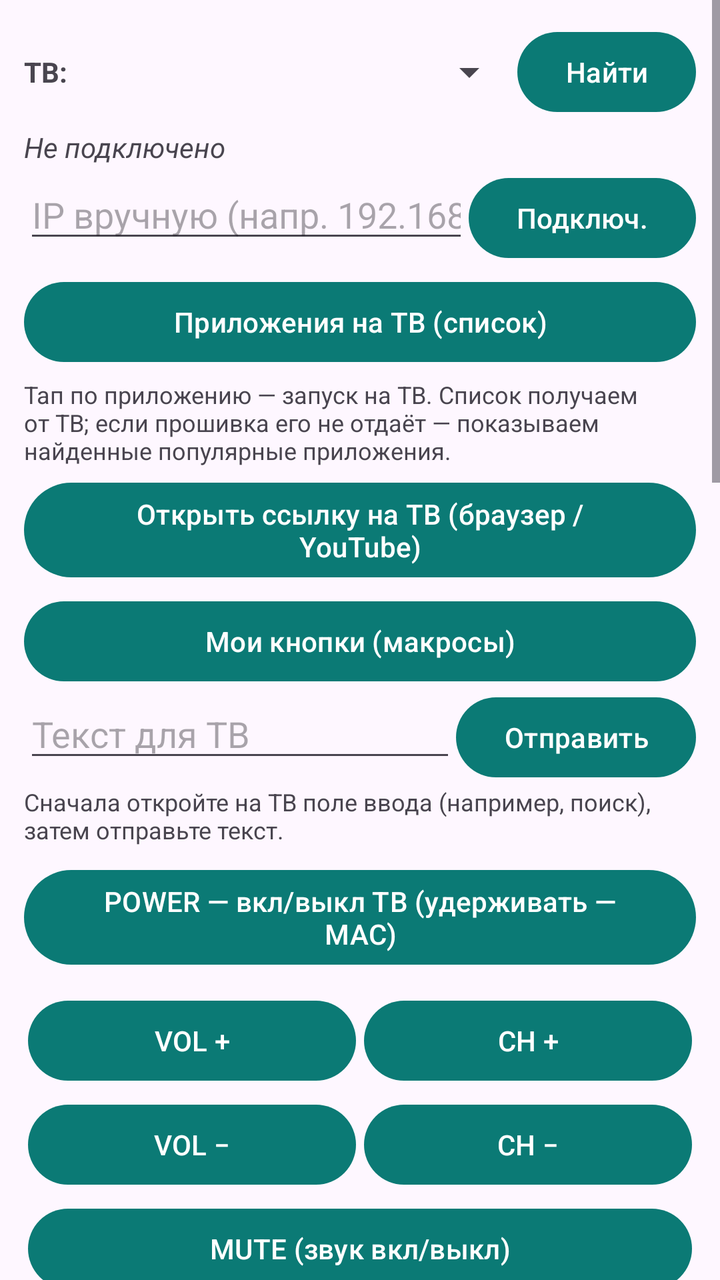
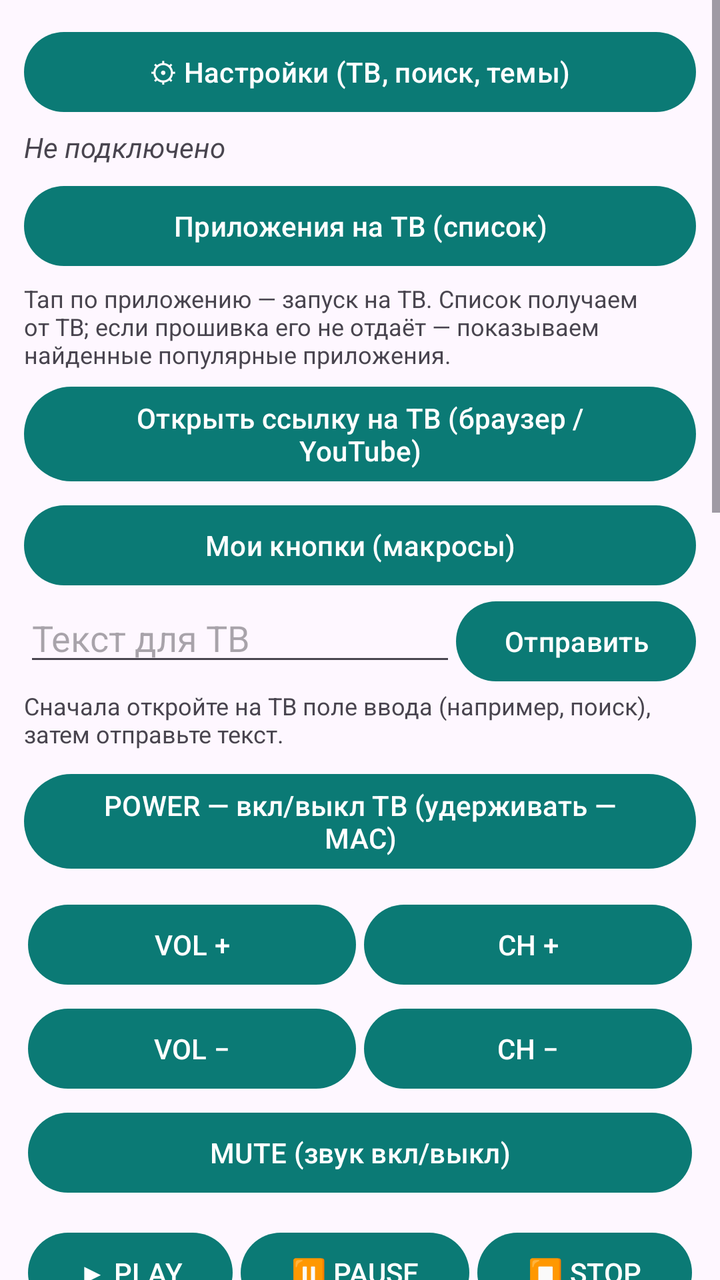

Compare the two renders of this Android layout. The source of the first and the diff that turns it into the second are given below.
<!-- AndroidManifest.xml: application theme Theme.TizenPult -->
<!-- res/layout/activity_main.xml -->
<?xml version="1.0" encoding="utf-8"?>
<ScrollView xmlns:android="http://schemas.android.com/apk/res/android"
    android:layout_width="match_parent"
    android:layout_height="match_parent"
    android:fillViewport="true">

    <LinearLayout
        android:layout_width="match_parent"
        android:layout_height="wrap_content"
        android:orientation="vertical"
        android:padding="12dp">

        
        <LinearLayout
            android:layout_width="match_parent"
            android:layout_height="wrap_content"
            android:gravity="center_vertical"
            android:orientation="horizontal">

            <TextView
                android:layout_width="wrap_content"
                android:layout_height="wrap_content"
                android:paddingEnd="6dp"
                android:text="ТВ:"
                android:textStyle="bold" />

            <Spinner
                android:id="@+id/tvSpinner"
                android:layout_width="0dp"
                android:layout_height="wrap_content"
                android:layout_weight="1" />

            <Button
                android:id="@+id/btnFind"
                android:layout_width="wrap_content"
                android:layout_height="wrap_content"
                android:text="Найти" />
        </LinearLayout>

        <TextView
            android:id="@+id/statusView"
            android:layout_width="match_parent"
            android:layout_height="wrap_content"
            android:paddingTop="4dp"
            android:paddingBottom="2dp"
            android:text="Не подключено"
            android:textStyle="italic" />

        
        <TextView
            android:id="@+id/tvNowView"
            android:layout_width="match_parent"
            android:layout_height="wrap_content"
            android:paddingBottom="2dp"
            android:textColor="#1B5E20"
            android:textSize="13sp"
            android:textStyle="bold"
            android:visibility="gone"
            android:text="На ТВ:" />

        
        <LinearLayout
            android:layout_width="match_parent"
            android:layout_height="wrap_content"
            android:orientation="horizontal">

            <EditText
                android:id="@+id/ipInput"
                android:layout_width="0dp"
                android:layout_height="wrap_content"
                android:layout_weight="1"
                android:hint="IP вручную (напр. 192.168.1.225)"
                android:inputType="text"
                android:maxLines="1" />

            <Button
                android:id="@+id/btnConnect"
                android:layout_width="wrap_content"
                android:layout_height="wrap_content"
                android:text="Подключ." />
        </LinearLayout>

        
        <Button
            android:id="@+id/btnApps"
            android:layout_width="match_parent"
            android:layout_height="wrap_content"
            android:layout_marginTop="4dp"
            android:text="Приложения на ТВ (список)" />

        <TextView
            android:layout_width="match_parent"
            android:layout_height="wrap_content"
            android:paddingTop="4dp"
            android:text="Тап по приложению — запуск на ТВ. Список получаем от ТВ; если прошивка его не отдаёт — показываем найденные популярные приложения."
            android:textSize="12sp" />

        
        <Button
            android:id="@+id/btnUrl"
            android:layout_width="match_parent"
            android:layout_height="wrap_content"
            android:layout_marginTop="4dp"
            android:text="Открыть ссылку на ТВ (браузер / YouTube)" />

        
        <Button
            android:id="@+id/btnMacros"
            android:layout_width="match_parent"
            android:layout_height="wrap_content"
            android:layout_marginTop="4dp"
            android:text="Мои кнопки (макросы)" />

        <HorizontalScrollView
            android:layout_width="match_parent"
            android:layout_height="wrap_content"
            android:scrollbars="none">

            <LinearLayout
                android:id="@+id/macrosRow"
                android:layout_width="wrap_content"
                android:layout_height="wrap_content"
                android:orientation="horizontal"
                android:visibility="gone" />
        </HorizontalScrollView>

        
        <LinearLayout
            android:layout_width="match_parent"
            android:layout_height="wrap_content"
            android:orientation="horizontal">

            <EditText
                android:id="@+id/textInput"
                android:layout_width="0dp"
                android:layout_height="wrap_content"
                android:layout_weight="1"
                android:hint="Текст для ТВ"
                android:inputType="text"
                android:maxLines="1" />

            <Button
                android:id="@+id/btnSendText"
                android:layout_width="wrap_content"
                android:layout_height="wrap_content"
                android:text="Отправить" />
        </LinearLayout>

        <TextView
            android:layout_width="match_parent"
            android:layout_height="wrap_content"
            android:text="Сначала откройте на ТВ поле ввода (например, поиск), затем отправьте текст."
            android:textSize="12sp" />

        
        <Button
            android:id="@+id/btnPowerOn"
            android:layout_width="match_parent"
            android:layout_height="wrap_content"
            android:layout_marginTop="8dp"
            android:text="POWER — вкл/выкл ТВ (удерживать — MAC)" />

        
        <TableLayout
            android:layout_width="match_parent"
            android:layout_height="wrap_content"
            android:layout_marginTop="8dp">

            <TableRow android:weightSum="2">
                <Button
                    android:layout_width="match_parent"
                    android:layout_height="wrap_content"
                    android:layout_weight="1"
                    android:layout_margin="2dp"
                    android:onClick="onKeyClick"
                    android:tag="KEY_VOLUP"
                    android:text="VOL +" />
                <Button
                    android:layout_width="match_parent"
                    android:layout_height="wrap_content"
                    android:layout_weight="1"
                    android:layout_margin="2dp"
                    android:onClick="onKeyClick"
                    android:tag="KEY_CHUP"
                    android:text="CH +" />
            </TableRow>

            <TableRow android:weightSum="2">
                <Button
                    android:layout_width="match_parent"
                    android:layout_height="wrap_content"
                    android:layout_weight="1"
                    android:layout_margin="2dp"
                    android:onClick="onKeyClick"
                    android:tag="KEY_VOLDOWN"
                    android:text="VOL −" />
                <Button
                    android:layout_width="match_parent"
                    android:layout_height="wrap_content"
                    android:layout_weight="1"
                    android:layout_margin="2dp"
                    android:onClick="onKeyClick"
                    android:tag="KEY_CHDOWN"
                    android:text="CH −" />
            </TableRow>
        </TableLayout>

        <Button
            android:layout_width="match_parent"
            android:layout_height="wrap_content"
            android:layout_margin="2dp"
            android:onClick="onKeyClick"
            android:tag="KEY_MUTE"
            android:text="MUTE (звук вкл/выкл)" />

        
        <TableLayout
            android:layout_width="match_parent"
            android:layout_height="wrap_content"
            android:layout_marginTop="8dp">

            <TableRow android:weightSum="3">
                <Button
                    android:layout_width="match_parent"
                    android:layout_height="wrap_content"
                    android:layout_weight="1"
                    android:layout_margin="2dp"
                    android:onClick="onKeyClick"
                    android:tag="KEY_PLAY"
                    android:text="▶ PLAY" />
                <Button
                    android:layout_width="match_parent"
                    android:layout_height="wrap_content"
                    android:layout_weight="1"
                    android:layout_margin="2dp"
                    android:onClick="onKeyClick"
                    android:tag="KEY_PAUSE"
                    android:text="⏸ PAUSE" />
                <Button
                    android:layout_width="match_parent"
                    android:layout_height="wrap_content"
                    android:layout_weight="1"
                    android:layout_margin="2dp"
                    android:onClick="onKeyClick"
                    android:tag="KEY_STOP"
                    android:text="⏹ STOP" />
            </TableRow>

            <TableRow android:weightSum="2">
                <Button
                    android:layout_width="match_parent"
                    android:layout_height="wrap_content"
                    android:layout_weight="1"
                    android:layout_margin="2dp"
                    android:onClick="onKeyClick"
                    android:tag="KEY_REW"
                    android:text="⏪ REW" />
                <Button
                    android:layout_width="match_parent"
                    android:layout_height="wrap_content"
                    android:layout_weight="1"
                    android:layout_margin="2dp"
                    android:onClick="onKeyClick"
                    android:tag="KEY_FF"
                    android:text="⏩ FF" />
            </TableRow>
        </TableLayout>

        
        <TableLayout
            android:layout_width="match_parent"
            android:layout_height="wrap_content"
            android:layout_marginTop="8dp">

            <TableRow android:weightSum="3">
                <Button android:layout_width="match_parent" android:layout_height="wrap_content" android:layout_weight="1" android:layout_margin="2dp" android:onClick="onKeyClick" android:tag="KEY_1" android:text="1" />
                <Button android:layout_width="match_parent" android:layout_height="wrap_content" android:layout_weight="1" android:layout_margin="2dp" android:onClick="onKeyClick" android:tag="KEY_2" android:text="2" />
                <Button android:layout_width="match_parent" android:layout_height="wrap_content" android:layout_weight="1" android:layout_margin="2dp" android:onClick="onKeyClick" android:tag="KEY_3" android:text="3" />
            </TableRow>

            <TableRow android:weightSum="3">
                <Button android:layout_width="match_parent" android:layout_height="wrap_content" android:layout_weight="1" android:layout_margin="2dp" android:onClick="onKeyClick" android:tag="KEY_4" android:text="4" />
                <Button android:layout_width="match_parent" android:layout_height="wrap_content" android:layout_weight="1" android:layout_margin="2dp" android:onClick="onKeyClick" android:tag="KEY_5" android:text="5" />
                <Button android:layout_width="match_parent" android:layout_height="wrap_content" android:layout_weight="1" android:layout_margin="2dp" android:onClick="onKeyClick" android:tag="KEY_6" android:text="6" />
            </TableRow>

            <TableRow android:weightSum="3">
                <Button android:layout_width="match_parent" android:layout_height="wrap_content" android:layout_weight="1" android:layout_margin="2dp" android:onClick="onKeyClick" android:tag="KEY_7" android:text="7" />
                <Button android:layout_width="match_parent" android:layout_height="wrap_content" android:layout_weight="1" android:layout_margin="2dp" android:onClick="onKeyClick" android:tag="KEY_8" android:text="8" />
                <Button android:layout_width="match_parent" android:layout_height="wrap_content" android:layout_weight="1" android:layout_margin="2dp" android:onClick="onKeyClick" android:tag="KEY_9" android:text="9" />
            </TableRow>

            <TableRow android:weightSum="3">
                <Button android:layout_width="match_parent" android:layout_height="wrap_content" android:layout_weight="1" android:layout_margin="2dp" android:onClick="onKeyClick" android:tag="KEY_PRECH" android:text="Пред. кан." />
                <Button android:layout_width="match_parent" android:layout_height="wrap_content" android:layout_weight="1" android:layout_margin="2dp" android:onClick="onKeyClick" android:tag="KEY_0" android:text="0" />
                <Button android:layout_width="match_parent" android:layout_height="wrap_content" android:layout_weight="1" android:layout_margin="2dp" android:onClick="onKeyClick" android:tag="KEY_CHLIST" android:text="Список кан." />
            </TableRow>

            <TableRow android:weightSum="2">
                <Button
                    android:layout_width="match_parent"
                    android:layout_height="wrap_content"
                    android:layout_weight="1"
                    android:layout_margin="2dp"
                    android:onClick="onKeyClick"
                    android:tag="KEY_GUIDE"
                    android:text="GUIDE" />
                <Button
                    android:layout_width="match_parent"
                    android:layout_height="wrap_content"
                    android:layout_weight="1"
                    android:layout_margin="2dp"
                    android:onClick="onKeyClick"
                    android:tag="KEY_INFO"
                    android:text="INFO" />
            </TableRow>
        </TableLayout>

        
        <TableLayout
            android:layout_width="match_parent"
            android:layout_height="wrap_content"
            android:layout_marginTop="8dp">

            <TableRow android:weightSum="3">
                <Space android:layout_weight="1" />
                <Button
                    android:layout_width="match_parent"
                    android:layout_height="wrap_content"
                    android:layout_weight="1"
                    android:layout_margin="2dp"
                    android:onClick="onKeyClick"
                    android:tag="KEY_UP"
                    android:text="▲" />
                <Space android:layout_weight="1" />
            </TableRow>

            <TableRow android:weightSum="3">
                <Button
                    android:layout_width="match_parent"
                    android:layout_height="wrap_content"
                    android:layout_weight="1"
                    android:layout_margin="2dp"
                    android:onClick="onKeyClick"
                    android:tag="KEY_LEFT"
                    android:text="◀" />
                <Button
                    android:layout_width="match_parent"
                    android:layout_height="wrap_content"
                    android:layout_weight="1"
                    android:layout_margin="2dp"
                    android:onClick="onKeyClick"
                    android:tag="KEY_ENTER"
                    android:text="OK" />
                <Button
                    android:layout_width="match_parent"
                    android:layout_height="wrap_content"
                    android:layout_weight="1"
                    android:layout_margin="2dp"
                    android:onClick="onKeyClick"
                    android:tag="KEY_RIGHT"
                    android:text="▶" />
            </TableRow>

            <TableRow android:weightSum="3">
                <Space android:layout_weight="1" />
                <Button
                    android:layout_width="match_parent"
                    android:layout_height="wrap_content"
                    android:layout_weight="1"
                    android:layout_margin="2dp"
                    android:onClick="onKeyClick"
                    android:tag="KEY_DOWN"
                    android:text="▼" />
                <Space android:layout_weight="1" />
            </TableRow>
        </TableLayout>

        
        <Button
            android:id="@+id/btnTouchpad"
            android:layout_width="match_parent"
            android:layout_height="wrap_content"
            android:layout_marginTop="8dp"
            android:text="Тачпад / мышь на ТВ" />

        
        <TableLayout
            android:layout_width="match_parent"
            android:layout_height="wrap_content"
            android:layout_marginTop="8dp">

            <TableRow android:weightSum="3">
                <Button
                    android:layout_width="match_parent"
                    android:layout_height="wrap_content"
                    android:layout_weight="1"
                    android:layout_margin="2dp"
                    android:onClick="onKeyClick"
                    android:tag="KEY_HOME"
                    android:text="HOME" />
                <Button
                    android:layout_width="match_parent"
                    android:layout_height="wrap_content"
                    android:layout_weight="1"
                    android:layout_margin="2dp"
                    android:onClick="onKeyClick"
                    android:tag="KEY_RETURN"
                    android:text="Назад" />
                <Button
                    android:layout_width="match_parent"
                    android:layout_height="wrap_content"
                    android:layout_weight="1"
                    android:layout_margin="2dp"
                    android:onClick="onKeyClick"
                    android:tag="KEY_EXIT"
                    android:text="Exit" />
            </TableRow>

            <TableRow android:weightSum="3">
                <Button
                    android:layout_width="match_parent"
                    android:layout_height="wrap_content"
                    android:layout_weight="1"
                    android:layout_margin="2dp"
                    android:onClick="onKeyClick"
                    android:tag="KEY_HDMI_1"
                    android:text="HDMI 1" />
                <Button
                    android:layout_width="match_parent"
                    android:layout_height="wrap_content"
                    android:layout_weight="1"
                    android:layout_margin="2dp"
                    android:onClick="onKeyClick"
                    android:tag="KEY_HDMI_2"
                    android:text="HDMI 2" />
                <Button
                    android:layout_width="match_parent"
                    android:layout_height="wrap_content"
                    android:layout_weight="1"
                    android:layout_margin="2dp"
                    android:onClick="onKeyClick"
                    android:tag="KEY_HDMI_3"
                    android:text="HDMI 3" />
            </TableRow>
        </TableLayout>

        
        <TableLayout
            android:layout_width="match_parent"
            android:layout_height="wrap_content"
            android:layout_marginTop="8dp">

            <TableRow android:weightSum="3">
                <Button
                    android:layout_width="match_parent"
                    android:layout_height="wrap_content"
                    android:layout_weight="1"
                    android:layout_margin="2dp"
                    android:onClick="onKeyClick"
                    android:tag="KEY_MENU"
                    android:text="MENU" />
                <Button
                    android:layout_width="match_parent"
                    android:layout_height="wrap_content"
                    android:layout_weight="1"
                    android:layout_margin="2dp"
                    android:onClick="onKeyClick"
                    android:tag="KEY_TOOLS"
                    android:text="TOOLS" />
                <Button
                    android:layout_width="match_parent"
                    android:layout_height="wrap_content"
                    android:layout_weight="1"
                    android:layout_margin="2dp"
                    android:onClick="onKeyClick"
                    android:tag="KEY_SUBTITLE"
                    android:text="СУБТИТРЫ" />
            </TableRow>

            <TableRow android:weightSum="3">
                <Button
                    android:layout_width="match_parent"
                    android:layout_height="wrap_content"
                    android:layout_weight="1"
                    android:layout_margin="2dp"
                    android:onClick="onKeyClick"
                    android:tag="KEY_ASPECT"
                    android:text="МАСШТАБ" />
                <Button
                    android:layout_width="match_parent"
                    android:layout_height="wrap_content"
                    android:layout_weight="1"
                    android:layout_margin="2dp"
                    android:onClick="onKeyClick"
                    android:tag="KEY_PMODE"
                    android:text="Картинка" />
                <Button
                    android:layout_width="match_parent"
                    android:layout_height="wrap_content"
                    android:layout_weight="1"
                    android:layout_margin="2dp"
                    android:onClick="onKeyClick"
                    android:tag="KEY_SMODE"
                    android:text="Звук" />
            </TableRow>
        </TableLayout>

        <TextView
            android:layout_width="match_parent"
            android:layout_height="wrap_content"
            android:paddingTop="8dp"
            android:text="Первое подключение: ТВ покажет запрос — нажмите «Разрешить» на экране ТВ. Старые ТВ (2011–2015) подключаются через порт 55000 — на ТВ может появиться окно подтверждения."
            android:textSize="12sp" />

        
        <Button
            android:id="@+id/btnLog"
            android:layout_width="match_parent"
            android:layout_height="wrap_content"
            android:layout_marginTop="4dp"
            android:text="Журнал связи с ТВ (лог)" />

        
        <Button
            android:id="@+id/btnUpdate"
            android:layout_width="match_parent"
            android:layout_height="wrap_content"
            android:layout_marginTop="4dp"
            android:text="Проверить обновления приложения" />

        <TextView
            android:id="@+id/versionView"
            android:layout_width="match_parent"
            android:layout_height="wrap_content"
            android:gravity="center"
            android:paddingTop="2dp"
            android:text="Версия 3.0"
            android:textSize="12sp" />

    </LinearLayout>
</ScrollView>
<!-- resources referenced by this layout -->
<resources>
  <style name="Theme.TizenPult" parent="Theme.Material3.DayNight">
          <item name="colorPrimary">@color/primary</item>
      </style>
  <color name="primary">#0B7A75</color>
</resources>

<!-- the commit's change to res/layout/activity_main.xml (unified diff, before → after) -->
@@ -11,31 +11,11 @@
         android:padding="12dp">
 
         
-        <LinearLayout
-            android:layout_width="match_parent"
-            android:layout_height="wrap_content"
-            android:gravity="center_vertical"
-            android:orientation="horizontal">
-
-            <TextView
-                android:layout_width="wrap_content"
-                android:layout_height="wrap_content"
-                android:paddingEnd="6dp"
-                android:text="ТВ:"
-                android:textStyle="bold" />
-
-            <Spinner
-                android:id="@+id/tvSpinner"
-                android:layout_width="0dp"
-                android:layout_height="wrap_content"
-                android:layout_weight="1" />
-
-            <Button
-                android:id="@+id/btnFind"
-                android:layout_width="wrap_content"
-                android:layout_height="wrap_content"
-                android:text="Найти" />
-        </LinearLayout>
+        <Button
+            android:id="@+id/btnSettings"
+            android:layout_width="match_parent"
+            android:layout_height="wrap_content"
+            android:text="⚙ Настройки (ТВ, поиск, темы)" />
 
         <TextView
             android:id="@+id/statusView"
@@ -59,26 +39,6 @@
             android:text="На ТВ:" />
 
         
-        <LinearLayout
-            android:layout_width="match_parent"
-            android:layout_height="wrap_content"
-            android:orientation="horizontal">
-
-            <EditText
-                android:id="@+id/ipInput"
-                android:layout_width="0dp"
-                android:layout_height="wrap_content"
-                android:layout_weight="1"
-                android:hint="IP вручную (напр. 192.168.1.225)"
-                android:inputType="text"
-                android:maxLines="1" />
-
-            <Button
-                android:id="@+id/btnConnect"
-                android:layout_width="wrap_content"
-                android:layout_height="wrap_content"
-                android:text="Подключ." />
-        </LinearLayout>
 
         
         <Button
@@ -521,21 +481,13 @@
             android:layout_marginTop="4dp"
             android:text="Журнал связи с ТВ (лог)" />
 
-        
-        <Button
-            android:id="@+id/btnUpdate"
-            android:layout_width="match_parent"
-            android:layout_height="wrap_content"
-            android:layout_marginTop="4dp"
-            android:text="Проверить обновления приложения" />
-
         <TextView
             android:id="@+id/versionView"
             android:layout_width="match_parent"
             android:layout_height="wrap_content"
             android:gravity="center"
             android:paddingTop="2dp"
-            android:text="Версия 3.0"
+            android:text="Версия 3.1"
             android:textSize="12sp" />
 
     </LinearLayout>
